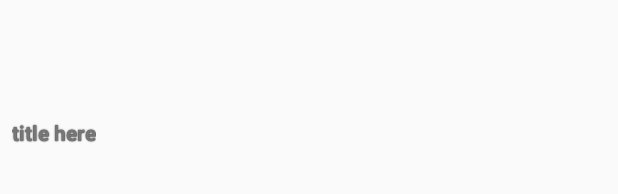
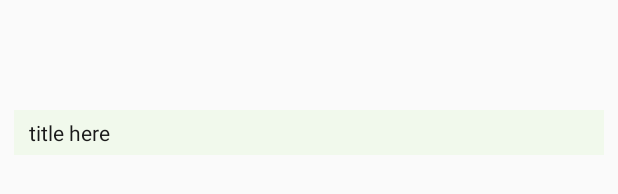
Before and after one commit to jennatauro/rotten-tomatoes, an Android app: the layout listview_row.xml on its own in the app's theme, with its tools: preview values and no code run, on a phone screen of 412 x 824 dp. Shown: the part 485-679 px from the top of the screen. Run offline under Robolectric (Android 15) with nearby library versions, the phone set to English and light mode, and no system bars.

Commit message:
cleaned up code, added new colours and new logo

```diff
--- a/app/src/main/AndroidManifest.xml
+++ b/app/src/main/AndroidManifest.xml
@@ -5,7 +5,7 @@
     <uses-permission android:name="android.permission.INTERNET"/>
     <application
         android:allowBackup="true"
-        android:icon="@drawable/ic_launcher"
+        android:icon="@drawable/tomato_whole_red_1"
         android:label="@string/app_name"
         android:theme="@style/AppTheme" >
         <activity
--- a/app/src/main/java/com/rottentomatoes/rottentomatoeslist/MovieData.java
+++ b/app/src/main/java/com/rottentomatoes/rottentomatoeslist/MovieData.java
@@ -1,9 +1,5 @@
 package com.rottentomatoes.rottentomatoeslist;
 
-/**
- * Created by jennatauro on 1/8/2014.
- */
-//change all of this for rottentomatoes
 public class MovieData {
 
     private String title;
--- a/app/src/main/res/layout/listview_row.xml
+++ b/app/src/main/res/layout/listview_row.xml
@@ -7,49 +7,24 @@
 
     <RelativeLayout
         android:layout_centerVertical="true"
-        android:paddingLeft="4dp"
+        android:layout_marginLeft="9dp"
+        android:layout_marginRight="9dp"
         android:layout_width="wrap_content"
         android:layout_height="wrap_content">
-
-        <!--<ImageView-->
-            <!--android:scaleType="fitXY"-->
-            <!--android:layout_height="32dip"-->
-            <!--android:layout_width="32dip"-->
-            <!--android:id="@+id/album_icon"-->
-            <!--android:layout_alignParentLeft="true"-->
-            <!--android:src="@drawable/blank"-->
-            <!--android:layout_centerVertical="true"></ImageView>-->
 
         <TextView
             android:id="@+id/movie_title"
             android:text="title here"
-            android:layout_width="wrap_content"
+            android:paddingLeft="10dp"
+            android:paddingTop="5dp"
+            android:paddingBottom="5dp"
+            android:background="#f1f9ec"
+            android:layout_width="match_parent"
             android:layout_height="wrap_content"
-            android:textStyle="bold"
-            android:textColor="#777777"
-            android:shadowColor="@color/black"
-            android:shadowRadius="0.5"
-            android:shadowDx="0"
-            android:shadowDy="0"
-            android:layout_marginLeft="4dip"></TextView>
+            android:textColor="#1A1A1A"></TextView>
 
-        <!--<TextView-->
-            <!--android:id="@+id/artist_name"-->
-            <!--android:text="Best Badger: "-->
-            <!--android:layout_width="wrap_content"-->
-            <!--android:layout_marginLeft="4dip"-->
-            <!--android:layout_height="wrap_content"-->
-            <!--android:layout_toRightOf="@+id/album_icon"-->
-            <!--android:layout_below="@id/track_name"></TextView>-->
+
     </RelativeLayout>
-
-    <!--<Button-->
-        <!--android:id="@+id/movie_button"-->
-        <!--android:text="Artist"-->
-        <!--android:layout_alignParentRight="true"-->
-        <!--android:layout_centerVertical="true"-->
-        <!--android:layout_width="wrap_content"-->
-        <!--android:layout_height="fill_parent"></Button>-->
 
 
 </RelativeLayout>
```
Also changed, not shown: app/src/main/java/com/rottentomatoes/rottentomatoeslist/MainActivity.java (+5 -58 lines), app/src/main/java/com/rottentomatoes/rottentomatoeslist/MovieDataAdapter.java (+1 -9 lines), app/src/main/java/com/rottentomatoes/rottentomatoeslist/RottenTomatoesImageTask.java (added, +7 -0 lines), app/src/main/java/com/rottentomatoes/rottentomatoeslist/RottenTomatoesWebAPITask.java (+1 -36 lines), app/src/main/res/layout/activity_main.xml (+14 -8 lines), app/src/main/res/drawable-hdpi/tomato_whole_red_1.png (added), app/src/main/res/drawable-mdpi/tomato_whole_red_1.png (added), app/src/main/res/drawable-xhdpi/tomato_whole_red_1.png (added), app/src/main/res/drawable-xxhdpi/tomato_whole_red_1.png (added).
